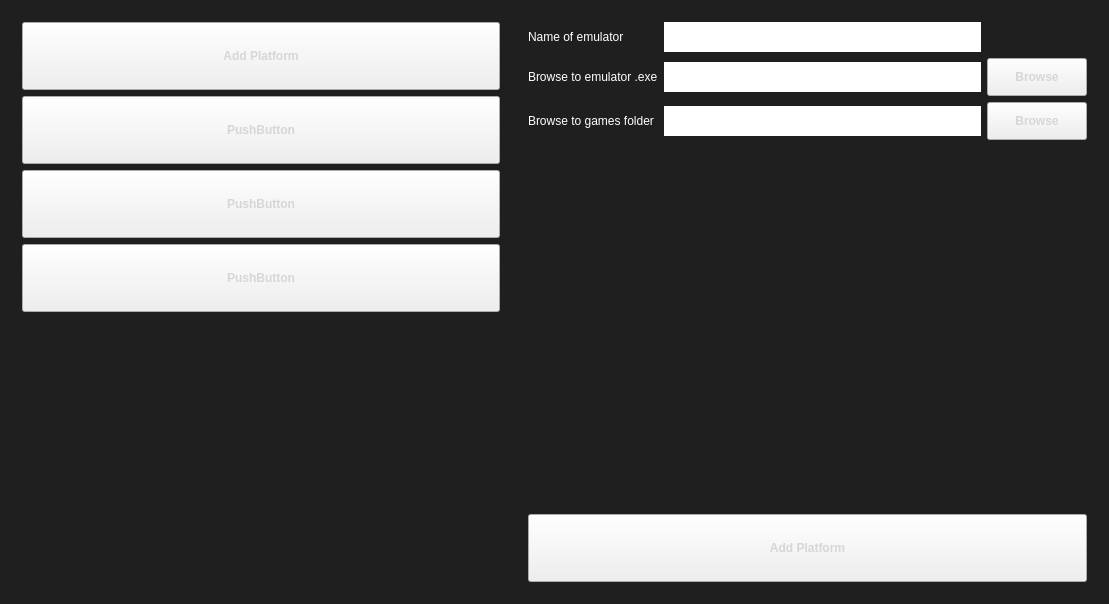
Qt form mainwindow.ui (Corno96/e-HUB) before a commit.
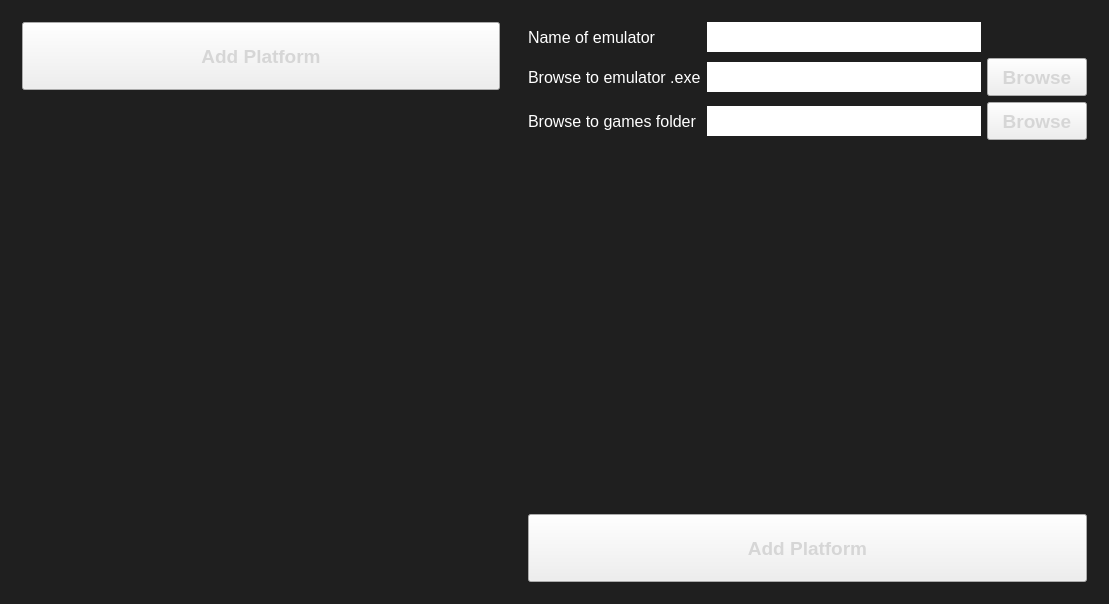
The same form after that commit. Icons and pictures are not drawn.

```diff
--- a/mainwindow.ui
+++ b/mainwindow.ui
@@ -10,6 +10,11 @@
     <height>604</height>
    </rect>
   </property>
+  <property name="font">
+   <font>
+    <pointsize>10</pointsize>
+   </font>
+  </property>
   <property name="windowTitle">
    <string>MainWindow</string>
   </property>
@@ -23,6 +28,8 @@
 	height: 60;
 
 	color: rgb(214, 214, 214);
+
+	font-size: 14pt;
 	font: bold;
 }
 
@@ -55,6 +62,7 @@
 }
 
 QLabel {
+	font-size: 12pt;
 	color: white;
 }</string>
   </property>
@@ -103,63 +111,6 @@
          </property>
         </widget>
        </item>
-       <item>
-        <widget class="QPushButton" name="add_platform_2">
-         <property name="sizePolicy">
-          <sizepolicy hsizetype="Minimum" vsizetype="Minimum">
-           <horstretch>0</horstretch>
-           <verstretch>0</verstretch>
-          </sizepolicy>
-         </property>
-         <property name="minimumSize">
-          <size>
-           <width>0</width>
-           <height>60</height>
-          </size>
-         </property>
-         <property name="text">
-          <string>PushButton</string>
-         </property>
-        </widget>
-       </item>
-       <item>
-        <widget class="QPushButton" name="add_platform_3">
-         <property name="sizePolicy">
-          <sizepolicy hsizetype="Minimum" vsizetype="Minimum">
-           <horstretch>0</horstretch>
-           <verstretch>0</verstretch>
-          </sizepolicy>
-         </property>
-         <property name="minimumSize">
-          <size>
-           <width>0</width>
-           <height>60</height>
-          </size>
-         </property>
-         <property name="text">
-          <string>PushButton</string>
-         </property>
-        </widget>
-       </item>
-       <item>
-        <widget class="QPushButton" name="add_platform_4">
-         <property name="sizePolicy">
-          <sizepolicy hsizetype="Minimum" vsizetype="Minimum">
-           <horstretch>0</horstretch>
-           <verstretch>0</verstretch>
-          </sizepolicy>
-         </property>
-         <property name="minimumSize">
-          <size>
-           <width>0</width>
-           <height>60</height>
-          </size>
-         </property>
-         <property name="text">
-          <string>PushButton</string>
-         </property>
-        </widget>
-       </item>
        <item>
         <spacer name="verticalSpacer_2">
          <property name="orientation">
```
Left out of the diff: 2 changed lines with no effect on the pictures.
